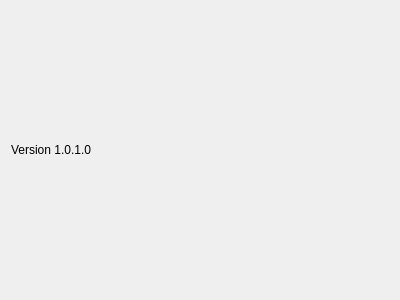
Above: SpeakEnglish/WelcomeForm.ui from olegphpgithub/ChallengeAccepted before the change. Below: the same form after it.
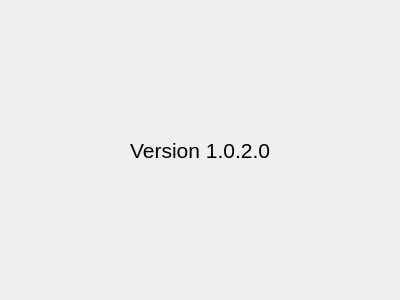
That is the form after the change.

```diff
--- a/SpeakEnglish/WelcomeForm.ui
+++ b/SpeakEnglish/WelcomeForm.ui
@@ -16,8 +16,16 @@
   <layout class="QVBoxLayout" name="verticalLayout">
    <item>
     <widget class="QLabel" name="label">
+     <property name="font">
+      <font>
+       <pointsize>16</pointsize>
+      </font>
+     </property>
      <property name="text">
-      <string>Version 1.0.1.0</string>
+      <string>Version 1.0.2.0</string>
+     </property>
+     <property name="alignment">
+      <set>Qt::AlignCenter</set>
      </property>
     </widget>
    </item>
```
